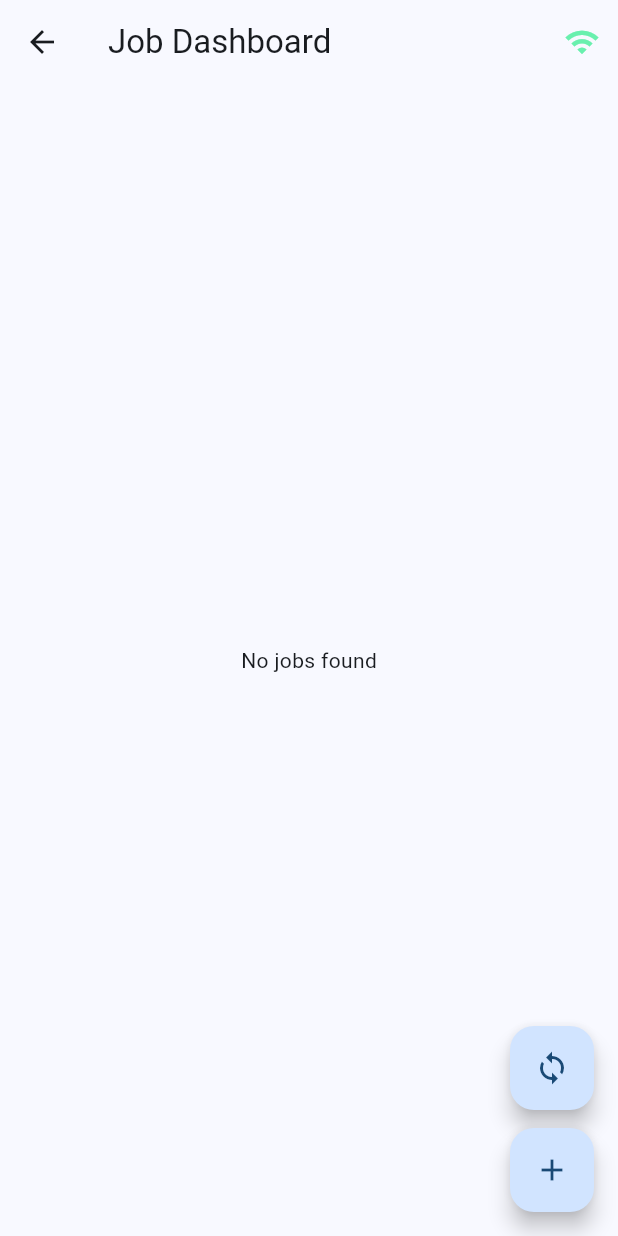
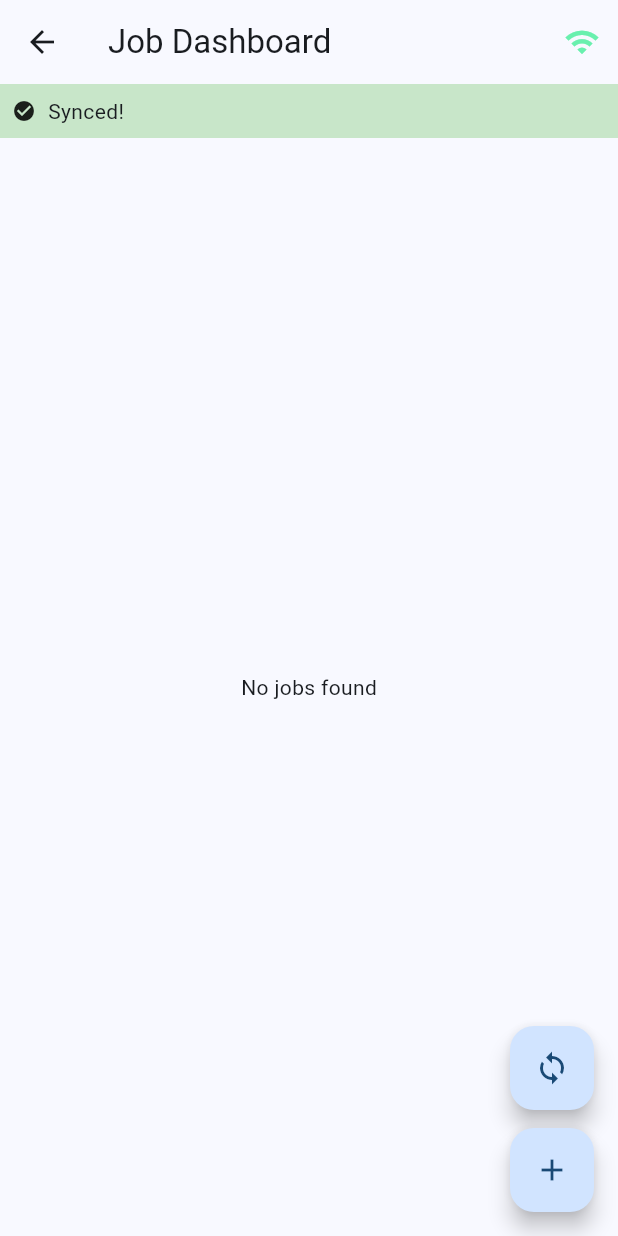
Before and after one commit to ShaneannX/AssertGuard_app, a Flutter app: the HomeScreen screen opened by its route, after a tap on "Jobs", on a phone screen of 412 x 824 dp. Run offline on Flutter 3.47's test engine with Material 3 defaults, Android fonts, the phone set to English and light mode, and no system bars; our stand-ins replace connectivity_plus, drift, flutter_dotenv, supabase_flutter; accounts and stored records are empty; generated files the repository leaves out were written again.

Commit message:
added sync status to screens

```diff
--- a/lib/presentation/screens/inspections/create_inspection_item_screen.dart
+++ b/lib/presentation/screens/inspections/create_inspection_item_screen.dart
@@ -1,5 +1,6 @@
 import 'package:flutter/material.dart';
 import 'package:assetguard_app/presentation/widgets/online_status_indicator.dart';
+import 'package:assetguard_app/presentation/widgets/sync_status_banner.dart';
 import '../../../data/services/connectivity_service.dart';
 import '../../../data/services/sync_service.dart';
 import '../../../data/repositories/inspection_respository.dart';
@@ -41,6 +42,8 @@ class _CreateInspectionItemScreenState extends State<CreateInspectionItemScreen>
         padding: const EdgeInsets.all(16),
         child: Column(
           children: [
+            SyncStatusBanner(sync: syncService),
+            const SizedBox(height: 16),
             // Description field
             TextField(
               controller: vm.descriptionController,
--- a/lib/presentation/screens/jobs/job_create_screen.dart
+++ b/lib/presentation/screens/jobs/job_create_screen.dart
@@ -1,5 +1,6 @@
 import 'package:flutter/material.dart';
 import 'package:assetguard_app/presentation/widgets/online_status_indicator.dart';
+import 'package:assetguard_app/presentation/widgets/sync_status_banner.dart';
 import '../../viewModals/jobs/job_create_view_model.dart';
 import '../../../data/repositories/jobs_repository.dart';
 import '../../../data/services/connectivity_service.dart';
@@ -36,6 +37,8 @@ class _JobCreateScreenState extends State<JobCreateScreen> {
         padding: const EdgeInsets.all(16),
         child: Column(
           children: [
+            SyncStatusBanner(sync: syncService),
+            const SizedBox(height: 16),
             // Title field
             TextField(
               decoration: const InputDecoration(labelText: "Job Title"),
--- a/lib/presentation/screens/jobs/job_edit_screen.dart
+++ b/lib/presentation/screens/jobs/job_edit_screen.dart
@@ -1,5 +1,6 @@
 import 'package:flutter/material.dart';
 import 'package:assetguard_app/presentation/widgets/online_status_indicator.dart';
+import 'package:assetguard_app/presentation/widgets/sync_status_banner.dart';
 import '../../viewModals/jobs/job_edit_view_model.dart';
 import '../../../data/repositories/jobs_repository.dart';
 import '../../../data/services/connectivity_service.dart';
@@ -57,6 +58,8 @@ class _JobEditScreenState extends State<JobEditScreen> {
         child: Column(
           crossAxisAlignment: CrossAxisAlignment.start,
           children: [
+            SyncStatusBanner(sync: syncService),
+            const SizedBox(height: 16),
             // Job Title Field
             TextField(
               controller: TextEditingController(text: vm.jobTitle)
--- a/lib/presentation/screens/jobs/job_list_screen.dart
+++ b/lib/presentation/screens/jobs/job_list_screen.dart
@@ -4,6 +4,7 @@ import '../inspections/create_inspection_item_screen.dart';
 import '../inspections/view_inspection_item_screen.dart';
 import 'package:flutter/material.dart';
 import 'package:assetguard_app/presentation/widgets/online_status_indicator.dart';
+import 'package:assetguard_app/presentation/widgets/sync_status_banner.dart';
 import '../../viewModals/jobs/jobs_list_view_model.dart';
 import '../../../data/repositories/jobs_repository.dart'; // Drift Job model
 import '../../../data/services/connectivity_service.dart';
@@ -103,7 +104,16 @@ class JobsListScreenState extends State<JobsListScreen> {
           ),
         ],
       ),
-      body: RefreshIndicator(onRefresh: vm.refresh, child: _buildBody()),
+      body: Column(
+        children: [
+          SyncStatusBanner(sync: syncService),
+          Expanded(
+            child: vm.isLoading || vm.error != null || vm.jobs.isEmpty
+                ? _buildBody()
+                : RefreshIndicator(onRefresh: vm.refresh, child: _buildBody()),
+          ),
+        ],
+      ),
     );
   }
 
--- a/lib/presentation/screens/login_screen.dart
+++ b/lib/presentation/screens/login_screen.dart
@@ -1,7 +1,12 @@
 import 'package:flutter/material.dart';
 import 'package:assetguard_app/presentation/widgets/online_status_indicator.dart';
 import 'package:supabase_flutter/supabase_flutter.dart';
+import '../../data/local_database/local_database_instance.dart';
+import '../../data/services/connectivity_service.dart';
+import '../../data/services/sync_service.dart';
 import 'home_screen.dart';
+
+final syncService = SyncService(db: db, connectivity: ConnectivityService.instance);
 
 class LoginScreen extends StatefulWidget {
   const LoginScreen({super.key});
@@ -61,6 +66,7 @@ class _LoginScreenState extends State<LoginScreen> {
           child: Column(
             mainAxisSize: MainAxisSize.min,
             children: [
+              const SizedBox(height: 24),
               TextField(
                 controller: emailController,
                 decoration: const InputDecoration(labelText: 'Email'),
```
Also changed, not shown: lib/presentation/screens/home_screen.dart (+6 -25 lines), lib/presentation/screens/inspections/edit_inspection_item_screen.dart (+13 -3 lines), lib/presentation/screens/inspections/view_inspection_item_screen.dart (+18 -5 lines).
